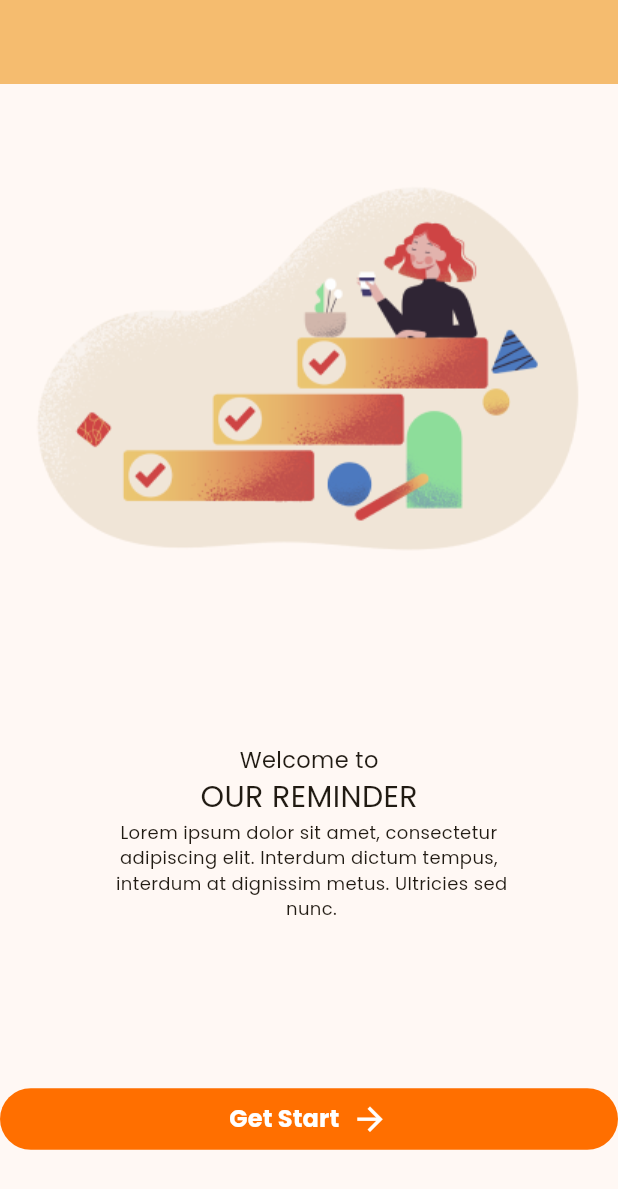
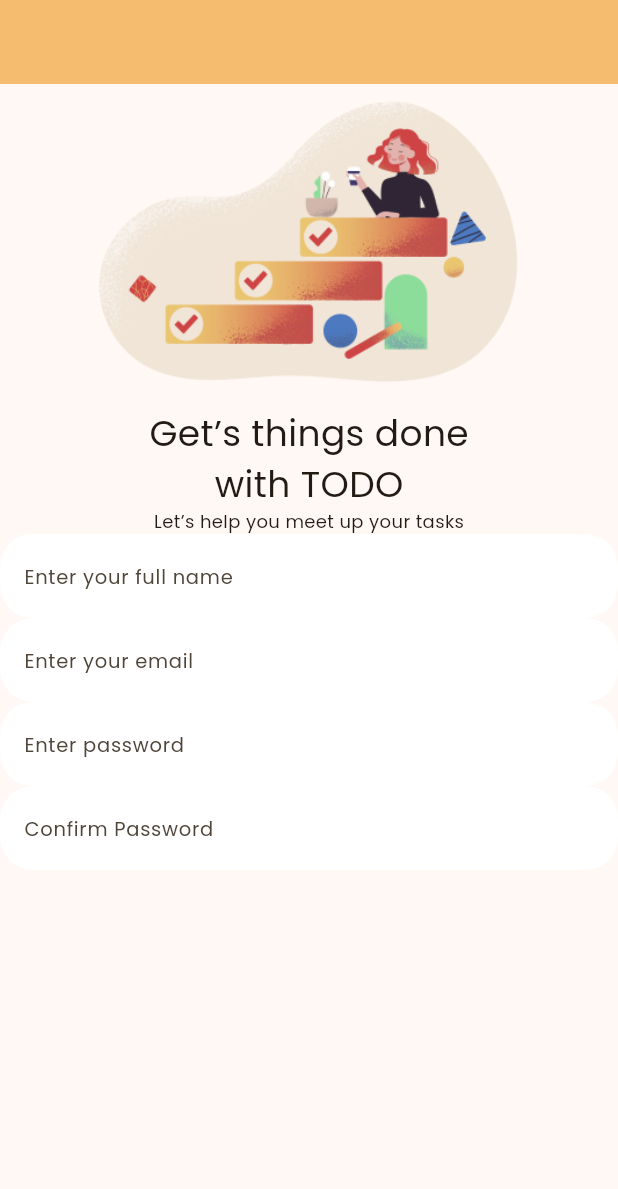
Before and after one commit to m4rri4nne/to_do_app_flutter, a Flutter app: the screen it shows after launch, on a phone screen of 412 x 824 dp. Shown: the top 1189 px of the screen. Run offline on Flutter 3.47's test engine with Material 3 defaults, Android fonts, the light colour scheme and no system bars.

Commit message:
Inicio da criação da pagina de registro

```diff
--- a/lib/main.dart
+++ b/lib/main.dart
@@ -1,5 +1,5 @@
 import 'package:flutter/material.dart';
-import 'package:to_do_app_flutter/screens/welcome.dart';
+import 'package:to_do_app_flutter/screens/registration.dart';
 
 void main() {
   runApp(const MyApp());
@@ -18,7 +18,7 @@
             background: Colors.orange.shade300),
         fontFamily: 'Poppins',
       ),
-      home: const Welcome(),
+      home: const Registration(),
     );
   }
 }
--- /dev/null
+++ b/lib/screens/registration.dart
@@ -0,0 +1,142 @@
+import 'package:flutter/material.dart';
+
+class Registration extends StatefulWidget {
+  const Registration({super.key});
+
+  @override
+  State<Registration> createState() => _RegistrationState();
+}
+
+class _RegistrationState extends State<Registration> {
+  void action() {}
+  @override
+  Widget build(BuildContext context) {
+    return Scaffold(
+      appBar: AppBar(
+        backgroundColor: Theme.of(context).colorScheme.inversePrimary,
+      ),
+      body: const Center(
+        child: Column(
+          children: <Widget>[
+            Row(
+              mainAxisAlignment: MainAxisAlignment.center,
+              children: [
+                Image(
+                  image: AssetImage('images/logo.png'),
+                  width: 287.0,
+                  height: 215.0,
+                ),
+              ],
+            ),
+            Column(
+              children: [
+                Column(
+                  children: [
+                    Row(
+                      mainAxisAlignment: MainAxisAlignment.center,
+                      children: [
+                        Text(
+                          'Get’s things done',
+                          style: TextStyle(
+                            fontSize: 24,
+                          ),
+                        ),
+                      ],
+                    ),
+                    Row(
+                      mainAxisAlignment: MainAxisAlignment.center,
+                      children: [
+                        Text(
+                          'with TODO',
+                          style: TextStyle(
+                            fontSize: 24,
+                          ),
+                        ),
+                      ],
+                    ),
+                  ],
+                ),
+                Row(
+                  mainAxisAlignment: MainAxisAlignment.center,
+                  children: [
+                    Text(
+                      'Let’s help you meet up your tasks',
+                      style: TextStyle(
+                        fontSize: 12,
+                      ),
+                    ),
+                  ],
+                ),
+              ],
+            ),
+            Column(
+              mainAxisAlignment: MainAxisAlignment.spaceEvenly,
+              children: [
+                TextField(
+                  decoration: InputDecoration(
+                    border: OutlineInputBorder(
+                      borderRadius: BorderRadius.all(Radius.circular(22)),
+                      borderSide: BorderSide.none,
+                    ),
+                    hintText: 'Enter your full name',
+                    hintStyle: TextStyle(
+                      fontFamily: 'Poppins',
+                      fontSize: 13,
+                    ),
+                    filled: true,
+                    fillColor: Colors.white,
+                  ),
+                ),
+                TextField(
+                  decoration: InputDecoration(
+                    border: OutlineInputBorder(
+                      borderRadius: BorderRadius.all(Radius.circular(22)),
+                      borderSide: BorderSide.none,
+                    ),
+                    hintText: 'Enter your email',
+                    hintStyle: TextStyle(
+                      fontFamily: 'Poppins',
+                      fontSize: 13,
+                    ),
+                    filled: true,
+                    fillColor: Colors.white,
+                  ),
+                ),
+                TextField(
+                  decoration: InputDecoration(
+                    border: OutlineInputBorder(
+                      borderRadius: BorderRadius.all(Radius.circular(22)),
+                      borderSide: BorderSide.none,
+                    ),
+                    hintText: 'Enter password',
+                    hintStyle: TextStyle(
+                      fontFamily: 'Poppins',
+                      fontSize: 13,
+                    ),
+                    filled: true,
+                    fillColor: Colors.white,
+                  ),
+                ),
+                TextField(
+                  decoration: InputDecoration(
+                    border: OutlineInputBorder(
+                      borderRadius: BorderRadius.all(Radius.circular(22)),
+                      borderSide: BorderSide.none,
+                    ),
+                    hintText: 'Confirm Password',
+                    hintStyle: TextStyle(
+                      fontFamily: 'Poppins',
+                      fontSize: 13,
+                    ),
+                    filled: true,
+                    fillColor: Colors.white,
+                  ),
+                ),
+              ],
+            ),
+          ],
+        ),
+      ),
+    );
+  }
+}
```
